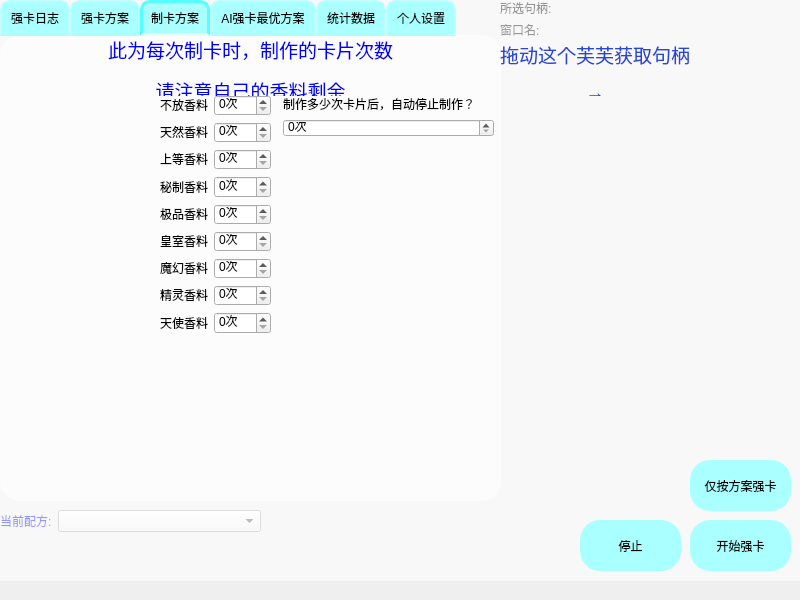
a1929238/tenchi-cards-enhancer, file GUI/天知强卡器.ui: the form before one commit.
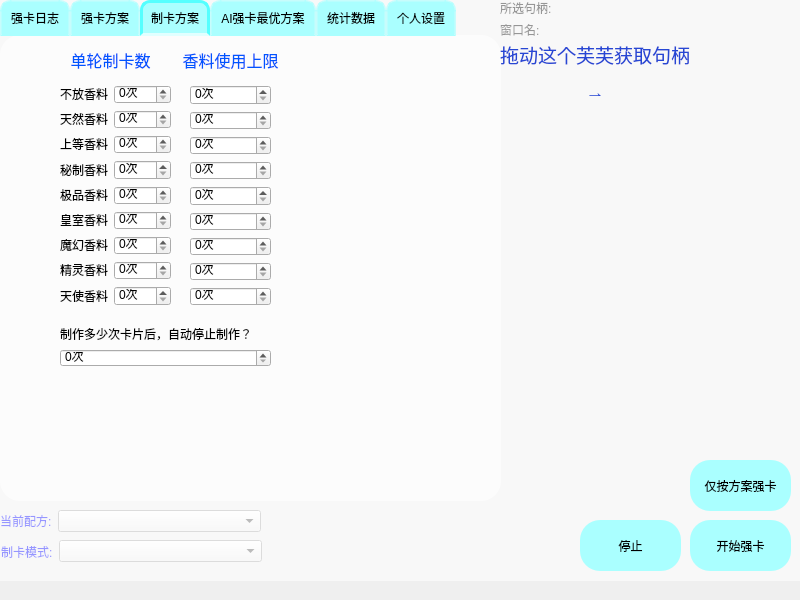
The form after the commit. The open tabs and pages were chosen to show the change. Icons and pictures are not drawn. Custom widgets are drawn as their Qt base class.

Commit message: 0.1.3 增加香料使用上限，增加三种制卡模式

Diff of the .ui file:
```diff
--- a/GUI/天知强卡器.ui
+++ b/GUI/天知强卡器.ui
@@ -655,23 +655,23 @@
      <widget class="QLabel" name="label_28">
       <property name="geometry">
        <rect>
-        <x>10</x>
-        <y>0</y>
-        <width>481</width>
-        <height>61</height>
+        <x>60</x>
+        <y>10</y>
+        <width>101</width>
+        <height>31</height>
        </rect>
       </property>
       <property name="text">
-       <string>&lt;html&gt;&lt;head/&gt;&lt;body&gt;&lt;p align=&quot;center&quot;&gt;&lt;span style=&quot; font-size:14pt; color:#0000ff;&quot;&gt;此为每次制卡时，制作的卡片次数&lt;/span&gt;&lt;/p&gt;&lt;p align=&quot;center&quot;&gt;&lt;span style=&quot; font-size:14pt; color:#0000ff;&quot;&gt;请注意自己的香料剩余&lt;/span&gt;&lt;/p&gt;&lt;/body&gt;&lt;/html&gt;</string>
+       <string>&lt;html&gt;&lt;head/&gt;&lt;body&gt;&lt;p align=&quot;center&quot;&gt;&lt;span style=&quot; font-size:12pt; color:#0055ff;&quot;&gt;单轮制卡数&lt;/span&gt;&lt;/p&gt;&lt;/body&gt;&lt;/html&gt;</string>
       </property>
      </widget>
      <widget class="QWidget" name="layoutWidget">
       <property name="geometry">
        <rect>
-        <x>160</x>
-        <y>60</y>
+        <x>60</x>
+        <y>50</y>
         <width>111</width>
-        <height>239</height>
+        <height>221</height>
        </rect>
       </property>
       <layout class="QFormLayout" name="formLayout_3">
@@ -887,8 +887,8 @@
      <widget class="QWidget" name="layoutWidget">
       <property name="geometry">
        <rect>
-        <x>283</x>
-        <y>60</y>
+        <x>60</x>
+        <y>290</y>
         <width>211</width>
         <height>42</height>
        </rect>
@@ -916,6 +916,178 @@
        </item>
       </layout>
      </widget>
+     <widget class="QLabel" name="label_43">
+      <property name="geometry">
+       <rect>
+        <x>170</x>
+        <y>10</y>
+        <width>121</width>
+        <height>31</height>
+       </rect>
+      </property>
+      <property name="toolTip">
+       <string>当香料使用超过该上限时，制卡时将跳过该香料不做，设为0则不会跳过</string>
+      </property>
+      <property name="text">
+       <string>&lt;html&gt;&lt;head/&gt;&lt;body&gt;&lt;p align=&quot;center&quot;&gt;&lt;span style=&quot; font-size:12pt; color:#0055ff;&quot;&gt;香料使用上限&lt;/span&gt;&lt;/p&gt;&lt;/body&gt;&lt;/html&gt;</string>
+      </property>
+     </widget>
+     <widget class="QWidget" name="">
+      <property name="geometry">
+       <rect>
+        <x>190</x>
+        <y>50</y>
+        <width>81</width>
+        <height>221</height>
+       </rect>
+      </property>
+      <layout class="QVBoxLayout" name="verticalLayout_8">
+       <item>
+        <widget class="QSpinBox" name="spice0_2">
+         <property name="suffix">
+          <string>次</string>
+         </property>
+         <property name="minimum">
+          <number>0</number>
+         </property>
+         <property name="maximum">
+          <number>9999</number>
+         </property>
+         <property name="value">
+          <number>0</number>
+         </property>
+        </widget>
+       </item>
+       <item>
+        <widget class="QSpinBox" name="spice1_2">
+         <property name="suffix">
+          <string>次</string>
+         </property>
+         <property name="minimum">
+          <number>0</number>
+         </property>
+         <property name="maximum">
+          <number>9999</number>
+         </property>
+         <property name="value">
+          <number>0</number>
+         </property>
+        </widget>
+       </item>
+       <item>
+        <widget class="QSpinBox" name="spice2_2">
+         <property name="suffix">
+          <string>次</string>
+         </property>
+         <property name="minimum">
+          <number>0</number>
+         </property>
+         <property name="maximum">
+          <number>9999</number>
+         </property>
+         <property name="value">
+          <number>0</number>
+         </property>
+        </widget>
+       </item>
+       <item>
+        <widget class="QSpinBox" name="spice3_2">
+         <property name="suffix">
+          <string>次</string>
+         </property>
+         <property name="minimum">
+          <number>0</number>
+         </property>
+         <property name="maximum">
+          <number>9999</number>
+         </property>
+         <property name="value">
+          <number>0</number>
+         </property>
+        </widget>
+       </item>
+       <item>
+        <widget class="QSpinBox" name="spice4_2">
+         <property name="suffix">
+          <string>次</string>
+         </property>
+         <property name="minimum">
+          <number>0</number>
+         </property>
+         <property name="maximum">
+          <number>9999</number>
+         </property>
+         <property name="value">
+          <number>0</number>
+         </property>
+        </widget>
+       </item>
+       <item>
+        <widget class="QSpinBox" name="spice5_2">
+         <property name="suffix">
+          <string>次</string>
+         </property>
+         <property name="minimum">
+          <number>0</number>
+         </property>
+         <property name="maximum">
+          <number>9999</number>
+         </property>
+         <property name="value">
+          <number>0</number>
+         </property>
+        </widget>
+       </item>
+       <item>
+        <widget class="QSpinBox" name="spice6_2">
+         <property name="suffix">
+          <string>次</string>
+         </property>
+         <property name="minimum">
+          <number>0</number>
+         </property>
+         <property name="maximum">
+          <number>9999</number>
+         </property>
+         <property name="value">
+          <number>0</number>
+         </property>
+        </widget>
+       </item>
+       <item>
+        <widget class="QSpinBox" name="spice7_2">
+         <property name="suffix">
+          <string>次</string>
+         </property>
+         <property name="minimum">
+          <number>0</number>
+         </property>
+         <property name="maximum">
+          <number>9999</number>
+         </property>
+         <property name="value">
+          <number>0</number>
+         </property>
+        </widget>
+       </item>
+       <item>
+        <widget class="QSpinBox" name="spice8_2">
+         <property name="suffix">
+          <string>次</string>
+         </property>
+         <property name="minimum">
+          <number>0</number>
+         </property>
+         <property name="maximum">
+          <number>9999</number>
+         </property>
+         <property name="value">
+          <number>0</number>
+         </property>
+        </widget>
+       </item>
+      </layout>
+     </widget>
     </widget>
     <widget class="QWidget" name="tab">
      <property name="toolTip">
@@ -1352,6 +1524,9 @@
     </property>
    </widget>
    <widget class="QWidget" name="frosted_layer" native="true">
+    <property name="enabled">
+     <bool>true</bool>
+    </property>
     <property name="geometry">
      <rect>
       <x>0</x>
@@ -1370,6 +1545,59 @@
      <string notr="true">background-color: rgba(255, 255, 255, 150);</string>
     </property>
    </widget>
+   <widget class="QWidget" name="">
+    <property name="geometry">
+     <rect>
+      <x>1</x>
+      <y>540</y>
+      <width>261</width>
+      <height>23</height>
+     </rect>
+    </property>
+    <layout class="QHBoxLayout" name="horizontalLayout_3">
+     <item>
+      <widget class="QLabel" name="label_44">
+       <property name="sizePolicy">
+        <sizepolicy hsizetype="Fixed" vsizetype="Preferred">
+         <horstretch>0</horstretch>
+         <verstretch>0</verstretch>
+        </sizepolicy>
+       </property>
+       <property name="styleSheet">
+        <string notr="true">color: rgb(0, 0, 255);</string>
+       </property>
+       <property name="text">
+        <string>制卡模式:</string>
+       </property>
+      </widget>
+     </item>
+     <item>
+      <widget class="QComboBox" name="produce_mode_box">
+       <property name="enabled">
+        <bool>true</bool>
+       </property>
+       <property name="sizePolicy">
+        <sizepolicy hsizetype="Preferred" vsizetype="Fixed">
+         <horstretch>0</horstretch>
+         <verstretch>0</verstretch>
+        </sizepolicy>
+       </property>
+       <property name="toolTip">
+        <string>共有三种模式:固定制卡会还原你的制卡方案，缺点是制卡方案设计不合理时会导致卡片堆积；混合制卡会用动态与固定方案轮流制卡，稍微变更制卡方案，但是卡片减少堆积；动态制卡会在一轮固定制卡后，只动态制卡，会破坏原有的制卡方案，但不会导致卡片堆积</string>
+       </property>
+       <property name="editable">
+        <bool>false</bool>
+       </property>
+       <property name="currentText">
+        <string/>
+       </property>
+       <property name="currentIndex">
+        <number>-1</number>
+       </property>
+      </widget>
+     </item>
+    </layout>
+   </widget>
    <zorder>frosted_layer</zorder>
    <zorder>tabWidget</zorder>
    <zorder>handle_tips</zorder>
```
Left out of the diff: 28 changed lines with no effect on the pictures. The commit also changes 4 other files.
